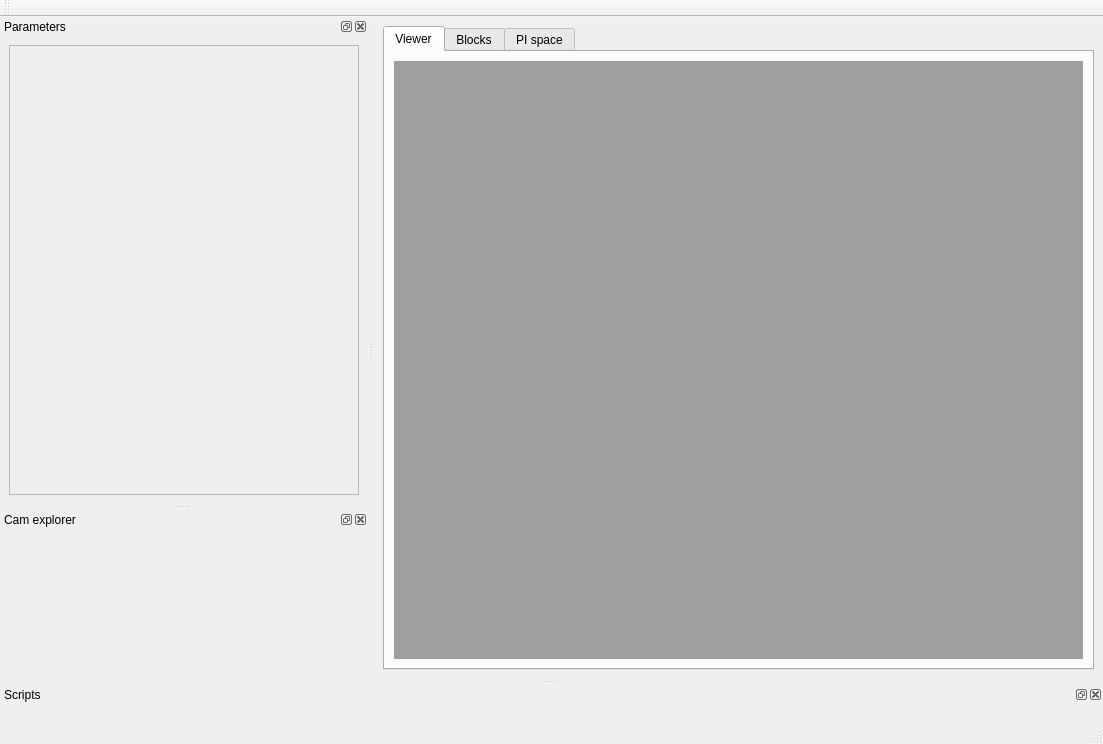
mpelcat/GPStudio, file gui-tools/src/gpviewer/mainwindow.ui: the form before one commit.
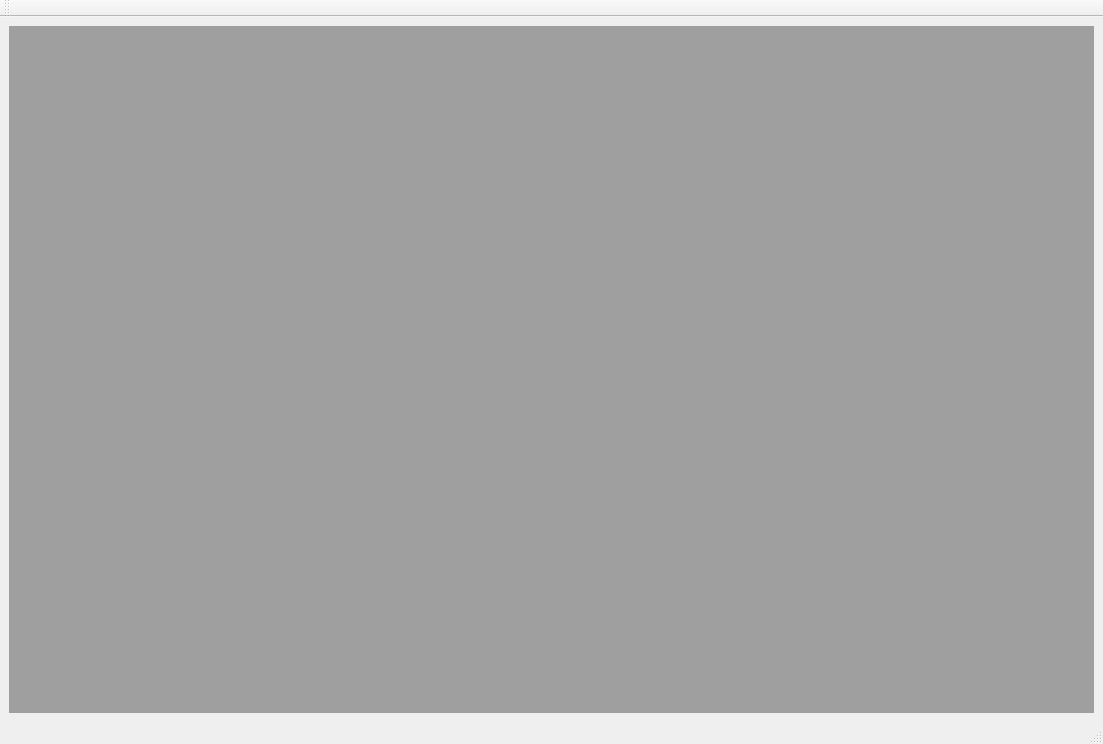
The form after the commit. Icons and pictures are not drawn. Custom widgets are drawn as their Qt base class.

Commit message: Full review of gpviewer interface with camera explorer and removed tabwidget to put all of them in docks

What changed in the file:
```diff
--- a/gui-tools/src/gpviewer/mainwindow.ui
+++ b/gui-tools/src/gpviewer/mainwindow.ui
@@ -14,55 +14,21 @@
    <string>GPViewer</string>
   </property>
   <widget class="QWidget" name="centralwidget">
-   <layout class="QVBoxLayout" name="verticalLayout_5">
+   <layout class="QHBoxLayout" name="horizontalLayout_2">
     <item>
-     <widget class="QTabWidget" name="tabWidget">
-      <property name="currentIndex">
-       <number>0</number>
+     <widget class="QMdiArea" name="mdiArea">
+      <property name="activationOrder">
+       <enum>QMdiArea::CreationOrder</enum>
       </property>
-      <widget class="QWidget" name="tab">
-       <attribute name="title">
-        <string>Viewer</string>
-       </attribute>
-       <layout class="QVBoxLayout" name="verticalLayout_4">
-        <item>
-         <widget class="QMdiArea" name="mdiArea">
-          <property name="activationOrder">
-           <enum>QMdiArea::CreationOrder</enum>
-          </property>
-          <property name="tabsClosable">
-           <bool>true</bool>
-          </property>
-          <property name="tabsMovable">
-           <bool>true</bool>
-          </property>
-          <property name="tabPosition">
-           <enum>QTabWidget::South</enum>
-          </property>
-         </widget>
-        </item>
-       </layout>
-      </widget>
-      <widget class="QWidget" name="tab_3">
-       <attribute name="title">
-        <string>Blocks</string>
-       </attribute>
-       <layout class="QVBoxLayout" name="verticalLayout_7">
-        <item>
-         <widget class="ProcessesView" name="blocksView"/>
-        </item>
-       </layout>
-      </widget>
-      <widget class="QWidget" name="tab_2">
-       <attribute name="title">
-        <string>PI space</string>
-       </attribute>
-       <layout class="QVBoxLayout" name="verticalLayout_6">
-        <item>
-         <widget class="QHexEdit" name="piSpaceHex" native="true"/>
-        </item>
-       </layout>
-      </widget>
+      <property name="tabsClosable">
+       <bool>true</bool>
+      </property>
+      <property name="tabsMovable">
+       <bool>true</bool>
+      </property>
+      <property name="tabPosition">
+       <enum>QTabWidget::South</enum>
+      </property>
      </widget>
     </item>
    </layout>
@@ -81,65 +47,6 @@
    </property>
   </widget>
   <widget class="QStatusBar" name="statusBar"/>
-  <widget class="QDockWidget" name="paramsDock">
-   <property name="windowTitle">
-    <string>Parameters</string>
-   </property>
-   <attribute name="dockWidgetArea">
-    <number>1</number>
-   </attribute>
-   <widget class="QWidget" name="dockWidgetContents">
-    <layout class="QVBoxLayout" name="verticalLayout">
-     <item>
-      <widget class="QScrollArea" name="scrollArea">
-       <property name="minimumSize">
-        <size>
-         <width>350</width>
-         <height>0</height>
-        </size>
-       </property>
-       <property name="widgetResizable">
-        <bool>true</bool>
-       </property>
-       <widget class="QWidget" name="scrollAreaWidgetContents">
-        <property name="geometry">
-         <rect>
-          <x>0</x>
-          <y>0</y>
-          <width>348</width>
-          <height>169</height>
-         </rect>
-        </property>
-        <layout class="QVBoxLayout" name="verticalLayout_2">
-         <item>
-          <layout class="QVBoxLayout" name="paramsLayout"/>
-         </item>
-        </layout>
-       </widget>
-      </widget>
-     </item>
-    </layout>
-   </widget>
-  </widget>
-  <widget class="QDockWidget" name="scriptDock">
-   <property name="windowIcon">
-    <iconset resource="icons.qrc">
-     <normaloff>:/icons/img/term.png</normaloff>:/icons/img/term.png</iconset>
-   </property>
-   <property name="windowTitle">
-    <string>Scripts</string>
-   </property>
-   <attribute name="dockWidgetArea">
-    <number>8</number>
-   </attribute>
-   <widget class="QWidget" name="dockWidgetContents_2">
-    <layout class="QVBoxLayout" name="verticalLayout_3">
-     <item>
-      <widget class="ScriptWidget" name="scriptWidget" native="true"/>
-     </item>
-    </layout>
-   </widget>
-  </widget>
   <widget class="QToolBar" name="mainToolBar">
    <property name="windowTitle">
     <string>toolBar</string>
@@ -151,49 +58,7 @@
     <bool>false</bool>
    </attribute>
   </widget>
-  <widget class="QDockWidget" name="camExplorerDock">
-   <property name="windowTitle">
-    <string>Cam explorer</string>
-   </property>
-   <attribute name="dockWidgetArea">
-    <number>1</number>
-   </attribute>
-   <widget class="QWidget" name="dockWidgetContents_3">
-    <layout class="QHBoxLayout" name="horizontalLayout">
-     <item>
-      <widget class="CamExplorerWidget" name="camExplorerWidget" native="true"/>
-     </item>
-    </layout>
-   </widget>
-  </widget>
  </widget>
- <customwidgets>
-  <customwidget>
-   <class>ScriptWidget</class>
-   <extends>QWidget</extends>
-   <header>scriptwidget.h</header>
-   <container>1</container>
-  </customwidget>
-  <customwidget>
-   <class>QHexEdit</class>
-   <extends>QWidget</extends>
-   <header>../../thirdparts/hexedit/qhexedit.h</header>
-   <container>1</container>
-  </customwidget>
-  <customwidget>
-   <class>ProcessesView</class>
-   <extends>QGraphicsView</extends>
-   <header>itemsview/processesview.h</header>
-  </customwidget>
-  <customwidget>
-   <class>CamExplorerWidget</class>
-   <extends>QWidget</extends>
-   <header>camexplorerwidget.h</header>
-   <container>1</container>
-  </customwidget>
- </customwidgets>
- <resources>
-  <include location="icons.qrc"/>
- </resources>
+ <resources/>
  <connections/>
 </ui>
```
The commit also changes 2 other files.
